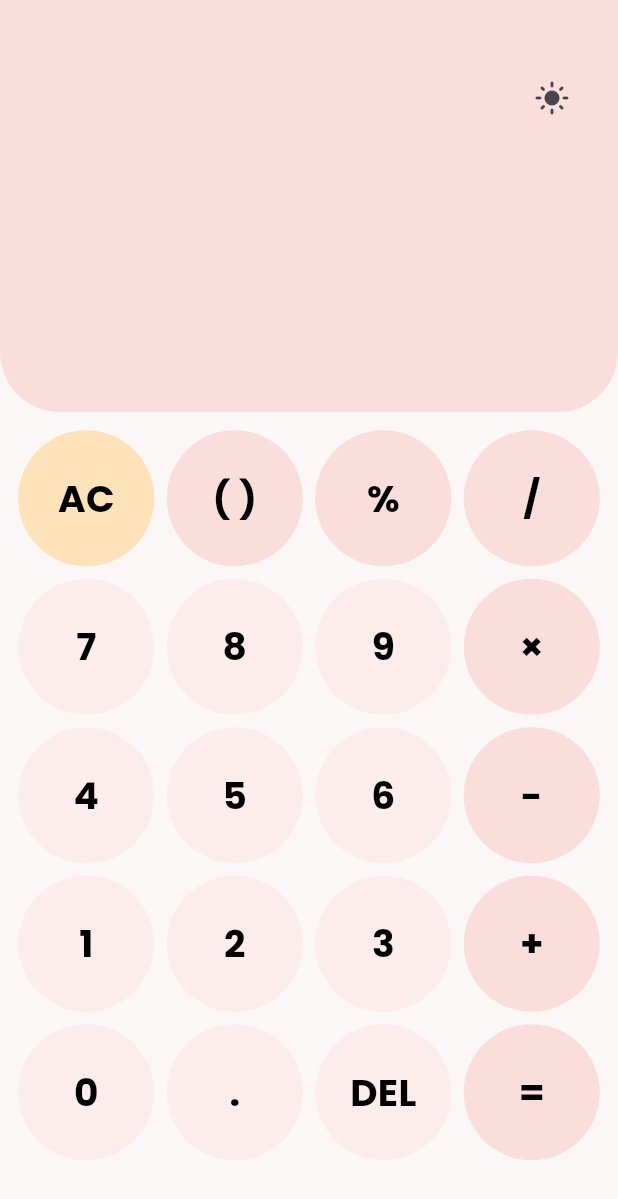
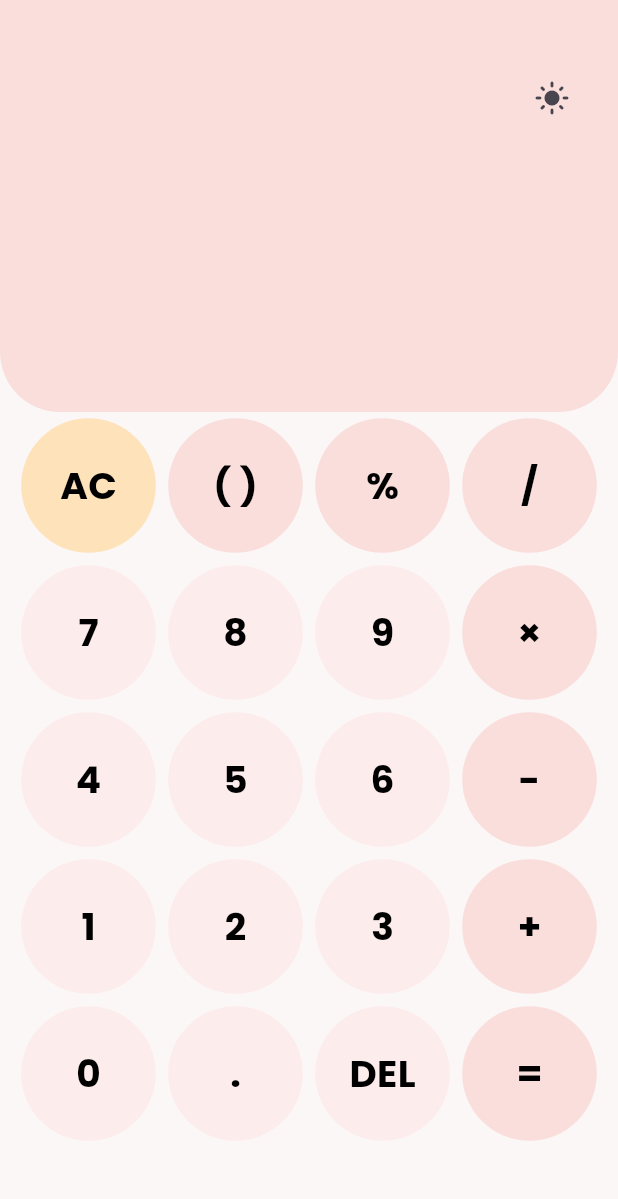
Before and after one commit to ChinmayMangela/calculator, a Flutter app: the screen it shows after launch, on a phone screen of 412 x 824 dp. Shown: the top 1199 px of the screen. Run offline on Flutter 3.47's test engine with Material 3 defaults, Android fonts, the phone set to English and light mode, and no system bars; our stand-ins replace google_fonts, math_expressions.

```diff
--- a/lib/screens/home.dart
+++ b/lib/screens/home.dart
@@ -1,3 +1,5 @@
+import 'dart:math';
+
 import 'package:calculator_app/widgets/calculator_buttons_grid.dart';
 import 'package:calculator_app/widgets/result_container.dart';
 import 'package:flutter/material.dart';
--- a/lib/widgets/calculator_buttons_grid.dart
+++ b/lib/widgets/calculator_buttons_grid.dart
@@ -20,10 +20,9 @@ class CalculatorButtonsGrid extends StatelessWidget {
         context.read<CalculatorButtonTextsProvider>().buttonTexts;
     return Container(
       width: double.infinity,
-      // height: screenHeight * 0.65,
-      margin: const EdgeInsets.all(8),
+      margin: const EdgeInsets.fromLTRB(10, 0, 10, 10),
       child: GridView.builder(
-        physics: const NeverScrollableScrollPhysics(),
+        physics: const ClampingScrollPhysics(),
         gridDelegate: const SliverGridDelegateWithFixedCrossAxisCount(
           crossAxisCount: 4,
         ),
--- a/pubspec.yaml
+++ b/pubspec.yaml
@@ -39,6 +39,7 @@ dependencies:
   google_fonts: ^6.2.1
   math_expressions: ^2.5.0
   shared_preferences: ^2.2.3
+  flutter_launcher_icons: ^0.13.1
 
 dev_dependencies:
   flutter_test:
```
Also changed, not shown: pubspec.lock, 1 other file.
